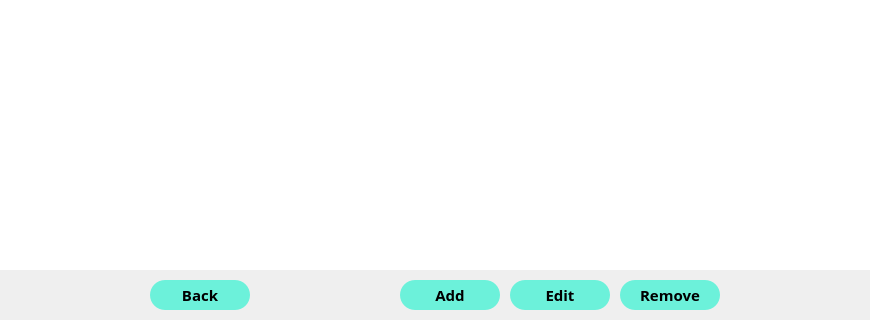
Before: the Qt Designer form source/ui/day_data.ui in pop-arthur/HotelLib_NTO, drawn with Qt 5; both pictures show x 0 to 870 and y 230 to 550 of the 870 by 550 pixel window.
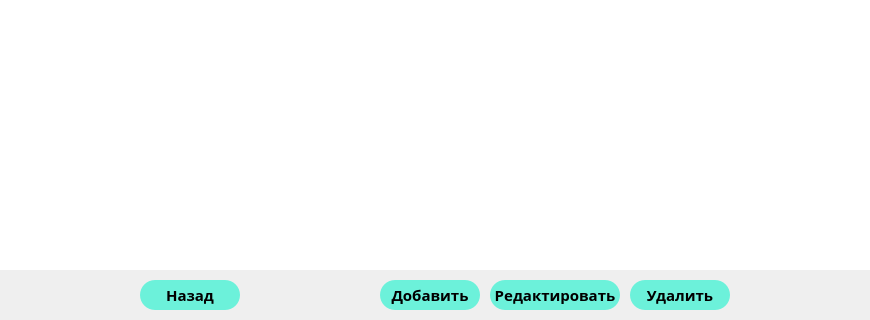
After: the same form once the commit is applied.

Commit message: translate buttons

Patch:
```diff
--- a/source/ui/day_data.ui
+++ b/source/ui/day_data.ui
@@ -162,7 +162,7 @@
 </string>
        </property>
        <property name="text">
-        <string>Back</string>
+        <string>Назад</string>
        </property>
       </widget>
      </item>
@@ -206,7 +206,7 @@
 }</string>
        </property>
        <property name="text">
-        <string>Add</string>
+        <string>Добавить</string>
        </property>
       </widget>
      </item>
@@ -214,7 +214,7 @@
       <widget class="QPushButton" name="editButton">
        <property name="minimumSize">
         <size>
-         <width>120</width>
+         <width>150</width>
          <height>30</height>
         </size>
        </property>
@@ -237,7 +237,7 @@
 }</string>
        </property>
        <property name="text">
-        <string>Edit</string>
+        <string>Редактировать</string>
        </property>
       </widget>
      </item>
@@ -268,7 +268,7 @@
 }</string>
        </property>
        <property name="text">
-        <string>Remove</string>
+        <string>Удалить</string>
        </property>
       </widget>
      </item>
```
The commit also changes 4 other files.
